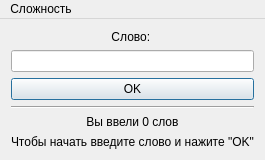
This is mainwindow.ui in Stals/wordsWithPC as Qt 5 draws it before an edit. The edited form follows.
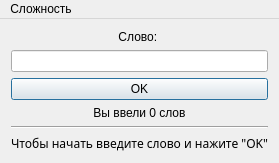
This is the edited form.

What changed in the file:
```diff
--- a/mainwindow.ui
+++ b/mainwindow.ui
@@ -47,6 +47,16 @@
         </item>
        </layout>
       </item>
+      <item>
+       <widget class="QLabel" name="label_3">
+        <property name="text">
+         <string>Вы ввели 0 слов</string>
+        </property>
+        <property name="alignment">
+         <set>Qt::AlignCenter</set>
+        </property>
+       </widget>
+      </item>
       <item>
        <widget class="Line" name="line">
         <property name="orientation">
@@ -54,21 +64,19 @@
         </property>
        </widget>
       </item>
-      <item>
-       <widget class="QLabel" name="label_3">
-        <property name="text">
-         <string>Вы ввели 0 слов</string>
-        </property>
-        <property name="alignment">
-         <set>Qt::AlignCenter</set>
-        </property>
-       </widget>
-      </item>
       <item>
        <widget class="QLabel" name="label_4">
+        <property name="font">
+         <font>
+          <family>Yota InterFace</family>
+         </font>
+        </property>
         <property name="text">
          <string>Чтобы начать введите слово и нажите &quot;OK&quot;</string>
         </property>
+        <property name="alignment">
+         <set>Qt::AlignCenter</set>
+        </property>
        </widget>
       </item>
      </layout>
```
